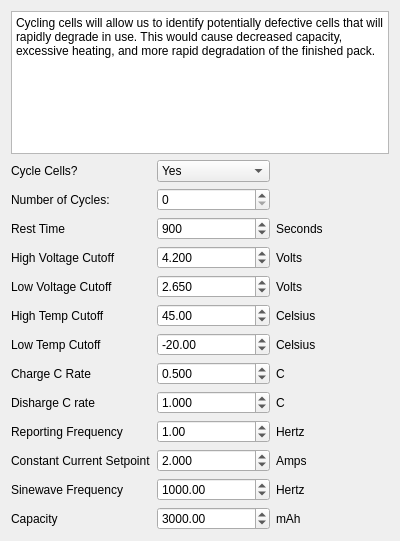
Old version of the form Wizard/wizardpagetwo.ui in the repository Lexcelon/batlab-toolkit-gui.
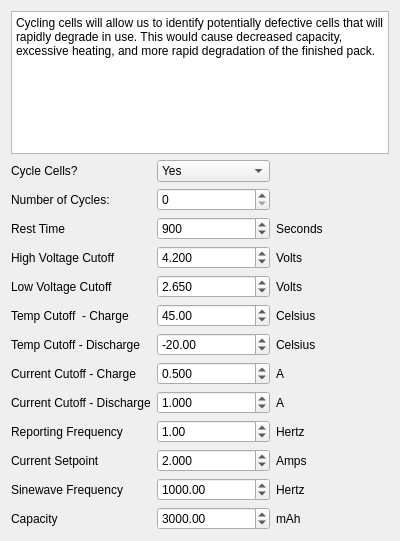
New version of the form.

Patch:
```diff
--- a/Wizard/wizardpagetwo.ui
+++ b/Wizard/wizardpagetwo.ui
@@ -39,7 +39,7 @@
      <item row="7" column="0">
       <widget class="QLabel" name="label_6">
        <property name="text">
-        <string>Low Temp Cutoff</string>
+        <string>Temp Cutoff - Discharge</string>
        </property>
       </widget>
      </item>
@@ -69,14 +69,14 @@
      <item row="6" column="0">
       <widget class="QLabel" name="label_14">
        <property name="text">
-        <string>High Temp Cutoff</string>
+        <string>Temp Cutoff  - Charge</string>
        </property>
       </widget>
      </item>
      <item row="9" column="0">
       <widget class="QLabel" name="label_15">
        <property name="text">
-        <string>Disharge C rate</string>
+        <string>Current Cutoff - Discharge</string>
        </property>
       </widget>
      </item>
@@ -127,7 +127,7 @@
      <item row="11" column="0">
       <widget class="QLabel" name="label_10">
        <property name="text">
-        <string>Constant Current Setpoint</string>
+        <string>Current Setpoint</string>
        </property>
       </widget>
      </item>
@@ -194,7 +194,7 @@
      <item row="8" column="0">
       <widget class="QLabel" name="label_7">
        <property name="text">
-        <string>Charge C Rate</string>
+        <string>Current Cutoff - Charge</string>
        </property>
       </widget>
      </item>
@@ -243,7 +243,7 @@
      <item row="8" column="2">
       <widget class="QLabel" name="label_22">
        <property name="text">
-        <string>C</string>
+        <string>A</string>
        </property>
       </widget>
      </item>
@@ -295,7 +295,7 @@
      <item row="9" column="2">
       <widget class="QLabel" name="label_23">
        <property name="text">
-        <string>C</string>
+        <string>A</string>
        </property>
       </widget>
      </item>
```
